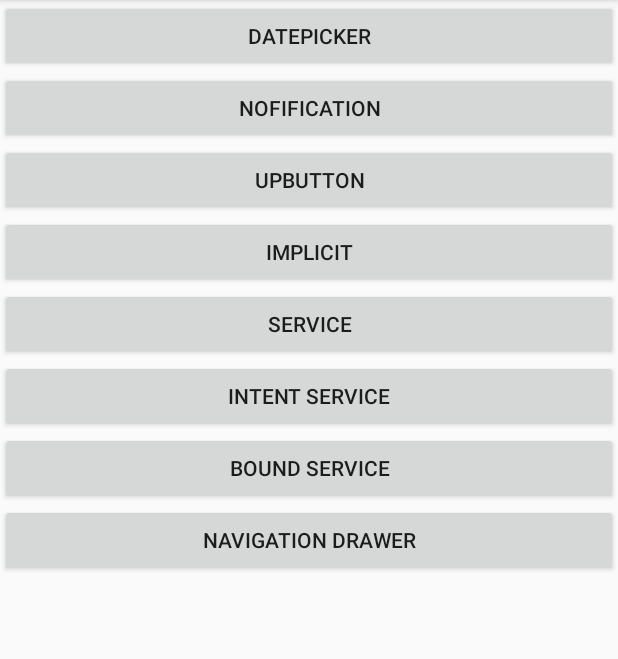
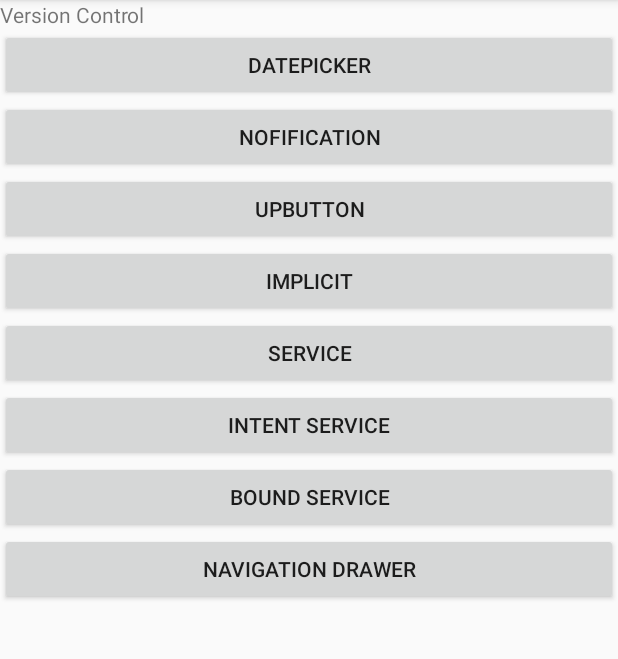
Before and after one commit to Fazal-haroon/PracticeAll2, an Android app: the screen it shows after launch (MainActivity), on a phone screen of 412 x 824 dp, the part 84-743 px from its top. Run offline under Robolectric (Android 15) with nearby library versions, the phone set to English and light mode, and no system bars.

Commit message:
changes in Activity_b

```diff
--- a/app/src/main/res/layout/activity_b.xml
+++ b/app/src/main/res/layout/activity_b.xml
@@ -9,7 +9,7 @@
     <TextView
         android:layout_width="match_parent"
         android:layout_height="wrap_content"
-        android:text="Main activity b"
+        android:text="Main activity B"
         android:id="@+id/activitybTextView"
         android:layout_centerInParent="true"
         />
--- a/app/src/main/res/layout/activity_main.xml
+++ b/app/src/main/res/layout/activity_main.xml
@@ -11,6 +11,12 @@
     android:orientation="vertical"
     android:layout_height="match_parent"
     tools:context=".MainActivity">
+    <TextView
+        android:layout_width="match_parent"
+        android:layout_height="wrap_content"
+        android:text="Version Control"
+
+        />
     <Button
         android:layout_width="match_parent"
         android:layout_height="wrap_content"
```
